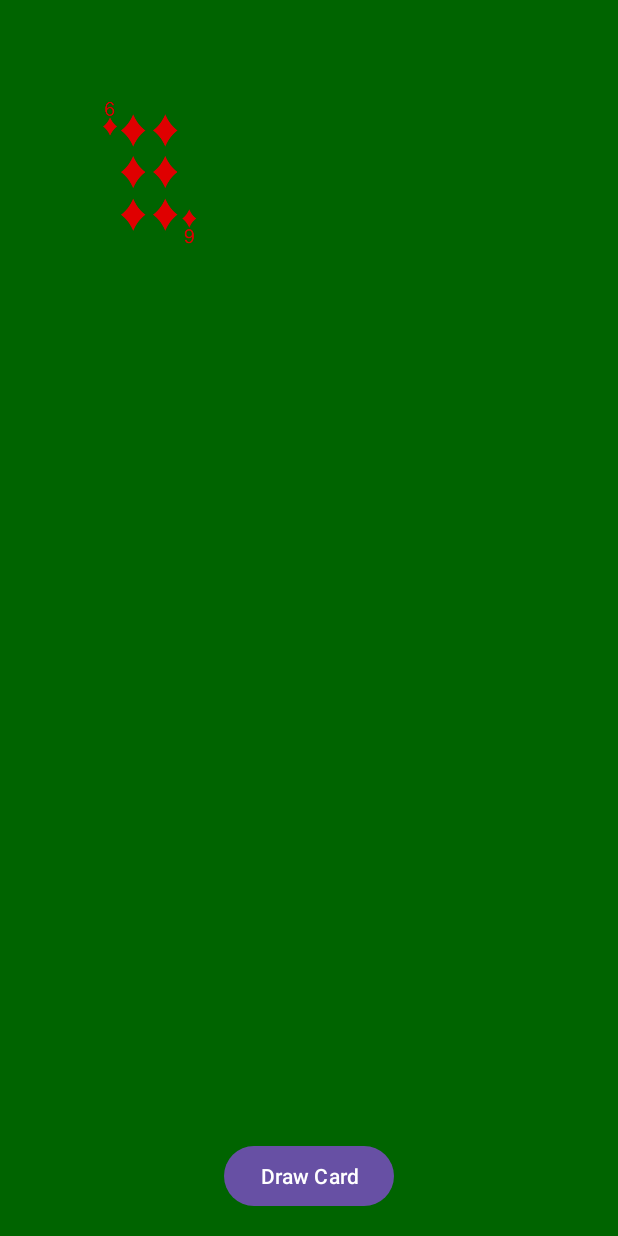
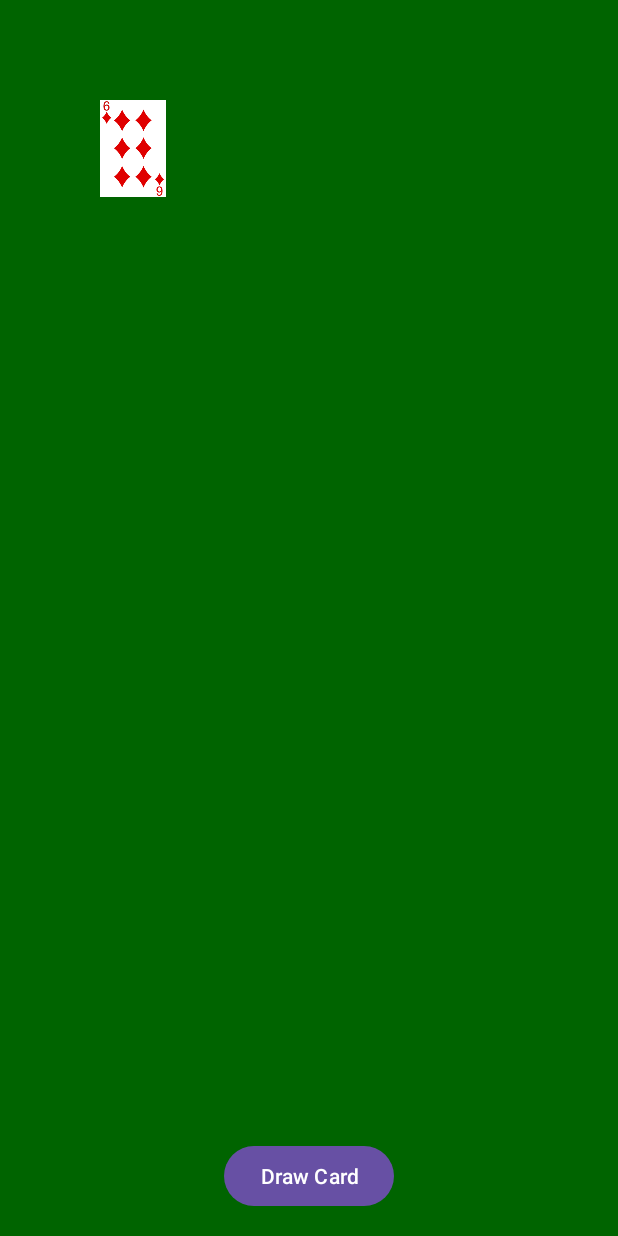
Before and after one commit to djtrame/PsyqoGames, an Android app: the BlackjackActivity screen opened directly, with no data from a screen before it, after a tap on "Draw Card", on a phone screen of 412 x 824 dp. Run offline under Robolectric (Android 15) with nearby library versions, the light colour scheme and no system bars.

Commit message:
Drawing the first cards from a deck and painting them on the canvas

```diff
--- a/app/src/main/java/com/example/psyqogames/BlackjackView.kt
+++ b/app/src/main/java/com/example/psyqogames/BlackjackView.kt
@@ -20,7 +20,7 @@ class BlackjackView @JvmOverloads constructor(
 
     private var cardBitmap: Bitmap? = null
     private var cardBaseBitmap: Bitmap? = null
-    private var cardScale: Float = 0.3f // 70% smaller
+    private var cardScale: Float = 0.2f
     private val deck = mutableListOf<Card>()
 
     private val cardBasePaint = Paint().apply {
@@ -53,7 +53,6 @@ class BlackjackView @JvmOverloads constructor(
                 val originalBitmap = BitmapFactory.decodeResource(resources, resourceId)
                 val newWidth = (originalBitmap.width * cardScale).toInt()
                 val newHeight = (originalBitmap.height * cardScale).toInt()
-                //cardBaseBitmap = Bitmap.createScaledBitmap(originalBitmap, newWidth, newHeight, true)
                 cardBitmap = Bitmap.createScaledBitmap(originalBitmap, newWidth, newHeight, true)
             }
         }
@@ -66,11 +65,11 @@ class BlackjackView @JvmOverloads constructor(
         // Draw the background
         canvas.drawColor(Color.rgb(0, 100, 0))
 
-        //draw the base of the card as white since they are transparent PNG images
-        //canvas.drawRect(100f, segment.y, segment.x + boxSize, segment.y + boxSize, boxPaint)
-
-        // Draw the card
+        // Draw the card and its white background
         cardBitmap?.let { bitmap ->
+            // Draw the white backing rectangle first
+            canvas.drawRect(100f, 100f, 100f + bitmap.width, 100f + bitmap.height, cardBasePaint)
+            // Draw the card image on top of the white rectangle
             canvas.drawBitmap(bitmap, 100f, 100f, null)
         }
     }
```
